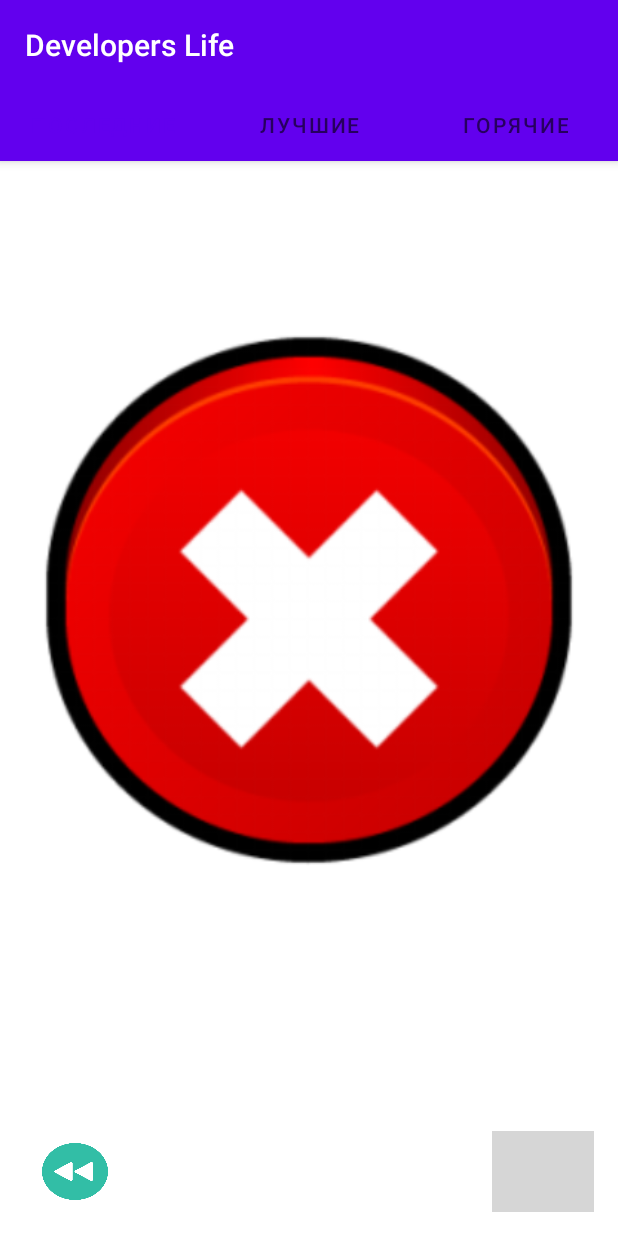
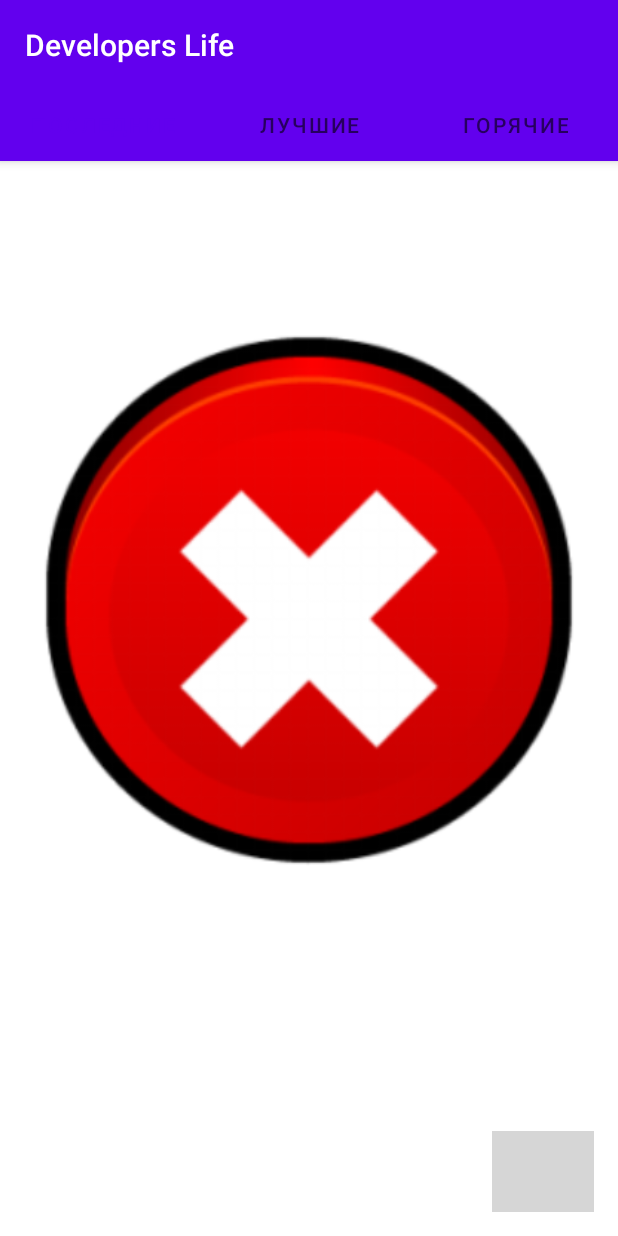
Before and after one commit to HipsterOK/Noskov, an Android app: the screen it shows after launch (MainActivity), after a tap on an icon or button, on a phone screen of 412 x 824 dp. Run offline under Robolectric (Android 15) with nearby library versions, the light colour scheme and no system bars; pictures from the network do not load; 1 other tap on this screen came first; grey boxes are pictures that could not be loaded.

Commit message:
Fix Button

```diff
--- a/app/build.gradle
+++ b/app/build.gradle
@@ -33,7 +33,7 @@ android {
 }
 
 dependencies {
-    implementation 'com.squareup.okhttp3:okhttp:3.8.1'
+    implementation 'com.squareup.okhttp3:okhttp:4.9.1'
     implementation "org.jetbrains.kotlin:kotlin-stdlib:$kotlin_version"
     implementation 'androidx.core:core-ktx:1.3.2'
     implementation 'androidx.appcompat:appcompat:1.2.0'
--- a/app/src/main/java/com/example/developerslife/ui/main/FirstFragment.kt
+++ b/app/src/main/java/com/example/developerslife/ui/main/FirstFragment.kt
@@ -62,6 +62,7 @@ class FirstFragment : Fragment() {
             }
             else numPost++
             butBack.isEnabled = true
+            butBack.visibility = View.VISIBLE
             run()
 
             Glide.with(context!!)
@@ -84,6 +85,7 @@ class FirstFragment : Fragment() {
             if(numPost==1 && numberStr==0){
                 numPost--
                 butBack.isEnabled = false
+                butBack.visibility = View.INVISIBLE
             }
             if(numPost>0){
                 numPost--
@@ -118,7 +120,7 @@ class FirstFragment : Fragment() {
             }
 
             override fun onResponse(call: Call, response: Response) {
-                val strResponse = response.body()!!.string()
+                val strResponse = response.body!!.string()
                 //creating json object
                 val jsonContact = JSONObject(strResponse)
                 //creating json array
--- a/app/src/main/java/com/example/developerslife/ui/main/SecondFragment.kt
+++ b/app/src/main/java/com/example/developerslife/ui/main/SecondFragment.kt
@@ -61,6 +61,7 @@ class SecondFragment : Fragment() {
             }
             else numPost++
             butBack.isEnabled = true
+            butBack.visibility = View.VISIBLE
             run()
 
             Glide.with(context!!)
@@ -83,6 +84,7 @@ class SecondFragment : Fragment() {
             if(numPost==1 && numberStr==0){
                 numPost--
                 butBack.isEnabled = false
+                butBack.visibility = View.INVISIBLE
             }
             if(numPost>0){
                 numPost--
@@ -117,7 +119,7 @@ class SecondFragment : Fragment() {
             }
 
             override fun onResponse(call: Call, response: Response) {
-                val strResponse = response.body()!!.string()
+                val strResponse = response.body!!.string()
                 //creating json object
                 val jsonContact = JSONObject(strResponse)
                 //creating json array
--- a/app/src/main/java/com/example/developerslife/ui/main/ThirdFragment.kt
+++ b/app/src/main/java/com/example/developerslife/ui/main/ThirdFragment.kt
@@ -61,6 +61,7 @@ class ThirdFragment : Fragment() {
             }
             else numPost++
             butBack.isEnabled = true
+            butBack.visibility = View.VISIBLE
             run()
 
             Glide.with(context!!)
@@ -83,6 +84,7 @@ class ThirdFragment : Fragment() {
             if(numPost==1 && numberStr==0){
                 numPost--
                 butBack.isEnabled = false
+                butBack.visibility = View.INVISIBLE
             }
             if(numPost>0){
                 numPost--
@@ -117,7 +119,7 @@ class ThirdFragment : Fragment() {
             }
 
             override fun onResponse(call: Call, response: Response) {
-                val strResponse = response.body()!!.string()
+                val strResponse = response.body!!.string()
                 //creating json object
                 val jsonContact = JSONObject(strResponse)
                 //creating json array
--- a/app/src/main/res/layout/fragment_first.xml
+++ b/app/src/main/res/layout/fragment_first.xml
@@ -15,11 +15,11 @@
         android:layout_height="54dp"
         android:layout_gravity="bottom"
         android:layout_margin="@dimen/fab_margin"
+        android:backgroundTint="#00FFFFFF"
         android:enabled="false"
-        android:visibility="visible"
-        android:backgroundTint="#00FFFFFF"
         android:scaleType="fitXY"
-        android:src="@drawable/ic_back" />
+        android:src="@drawable/ic_back"
+        android:visibility="invisible" />
 
     <ImageButton
         android:id="@+id/butNext1"
--- a/app/src/main/res/layout/fragment_second.xml
+++ b/app/src/main/res/layout/fragment_second.xml
@@ -15,11 +15,11 @@
         android:layout_height="54dp"
         android:layout_gravity="bottom"
         android:layout_margin="@dimen/fab_margin"
+        android:backgroundTint="#00FFFFFF"
         android:enabled="false"
-        android:visibility="visible"
-        android:backgroundTint="#00FFFFFF"
         android:scaleType="fitXY"
-        android:src="@drawable/ic_back" />
+        android:src="@drawable/ic_back"
+        android:visibility="invisible" />
 
     <ImageButton
         android:id="@+id/butNext2"
--- a/app/src/main/res/layout/fragment_third.xml
+++ b/app/src/main/res/layout/fragment_third.xml
@@ -15,11 +15,11 @@
         android:layout_height="54dp"
         android:layout_gravity="bottom"
         android:layout_margin="@dimen/fab_margin"
+        android:backgroundTint="#00FFFFFF"
         android:enabled="false"
-        android:visibility="visible"
-        android:backgroundTint="#00FFFFFF"
         android:scaleType="fitXY"
-        android:src="@drawable/ic_back" />
+        android:src="@drawable/ic_back"
+        android:visibility="invisible" />
 
     <ImageButton
         android:id="@+id/butNext3"
```
